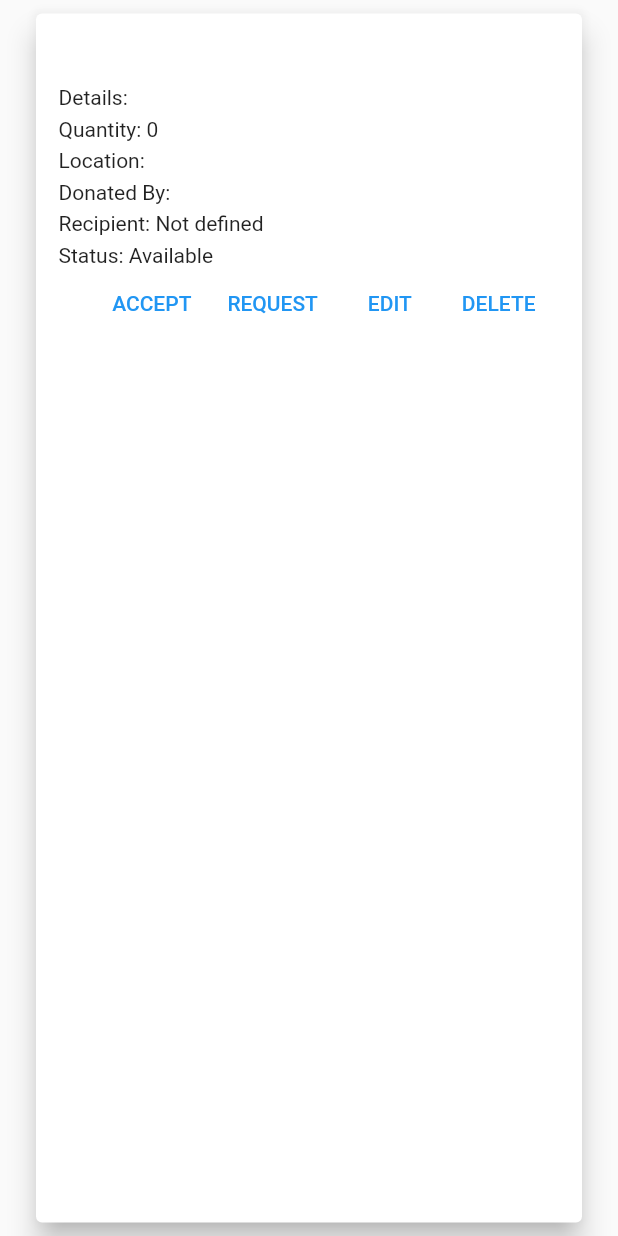
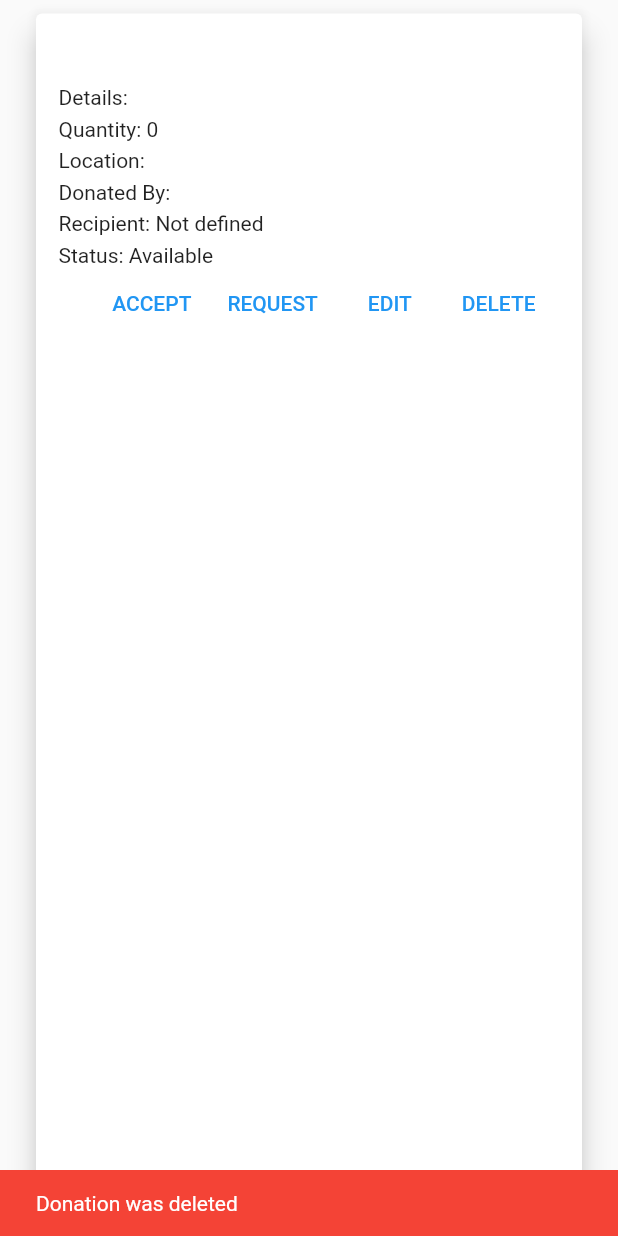
Before and after one commit to Vengadesh27/Food-App, a Flutter app: what buildDonationList() shows on an empty page, opened directly, after a tap on "DELETE", on a phone screen of 412 x 824 dp. Run offline on Flutter 3.47's test engine with Material 2 defaults, Android fonts, the light colour scheme and no system bars; our stand-ins replace cloud_firestore, email_validator, firebase_auth, firebase_core; accounts and stored records are empty.

Commit message:
Delete donation functionality added

```diff
--- a/lib/pages/donation_list.dart
+++ b/lib/pages/donation_list.dart
@@ -1,6 +1,7 @@
 import 'package:flutter/material.dart';
 import 'donation_model.dart';
 import 'package:cloud_firestore/cloud_firestore.dart';
+import '../auth/utils.dart';
 
 //READ DONATION AND CREATE DONATION LIST FUNCTIONS HERE
 
@@ -106,7 +107,10 @@ Widget buildDonationList(DonationModel donation) => Container(
                   const SizedBox(width: 8),
                   TextButton(
                     child: const Text('DELETE'),
-                    onPressed: () {},
+                    onPressed: () async {
+                      await FirebaseFirestore.instance.collection('donations').doc(donation.donationId).delete();
+                      Utils.showSnackBar('Donation was deleted');
+                    },
                   ),
                   const SizedBox(width: 8),
                 ],
```
